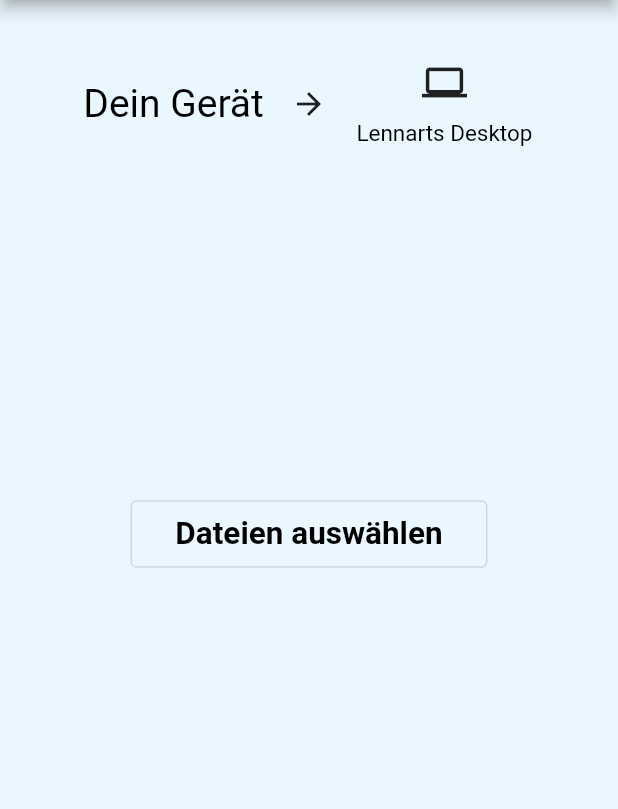
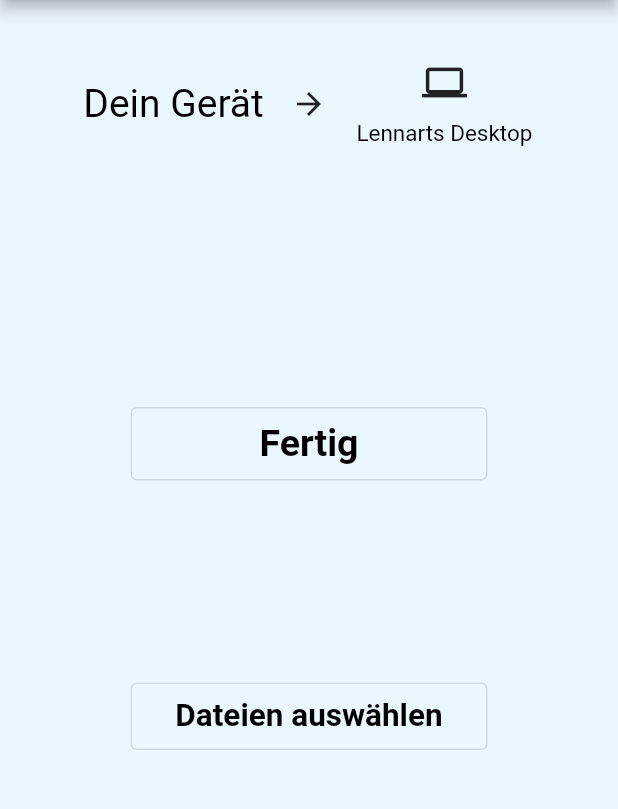
Before and after one commit to szettl135/share2desktop, a Flutter app: the screen it shows after launch, after a tap on "Lennarts Desktop", on a phone screen of 412 x 824 dp, the part 84-893 px from its top. Run offline on Flutter 3.47's test engine with Material 2 defaults, Android fonts, the phone set to English and light mode, and no system bars; drawn by our look-alikes of auto_size_text; our stand-ins replace adaptive_theme, device_info_plus, file_picker, qr_flutter; missing offline and left inert: platform_device_id; Roboto replaces fonts that are missing (Arial).

```diff
--- a/lib/chooseFiles.dart
+++ b/lib/chooseFiles.dart
@@ -2,6 +2,7 @@
 import 'package:auto_size_text/auto_size_text.dart';
 import 'package:flutter/material.dart';
 import 'package:share2desktop/receiveFiles.dart';
+import 'package:file_picker/file_picker.dart';
 
 
 import 'package:flutter/foundation.dart';
@@ -19,6 +20,23 @@ class ChooseFiles extends StatefulWidget {
 class _ChooseFiles extends State<ChooseFiles> {
 
 var devicesGroup = AutoSizeGroup();
+
+  void _pickFile() async {
+
+    // opens storage to pick files and the picked file or files
+    // are assigned into result and if no file is chosen result is null.
+    // you can also toggle "allowMultiple" true or false depending on your need
+    final result = await FilePicker.platform.pickFiles(allowMultiple: false);
+
+    // if no file is picked
+    if (result == null) return;
+
+    // we will log the name, size and path of the
+    // first picked file (if multiple are selected)
+    print(result.files.first.name);
+    print(result.files.first.size);
+    print(result.files.first.path);
+  }
 
    @override
   Widget build(BuildContext context) {
@@ -82,6 +100,12 @@ var devicesGroup = AutoSizeGroup();
                   },child: Container(alignment: Alignment.center, padding: EdgeInsets.all(10),
 
                     width: MediaQuery.of(context).size.width * 0.5,
+                    child: AutoSizeText("Fertig", maxLines: 1, textAlign: TextAlign.center, overflow: TextOverflow.ellipsis, minFontSize: 5, maxFontSize: 30, stepGranularity: 1, style: Theme.of(context).textTheme.headline3 ))
+                    ),
+        Spacer(flex:1),
+        OutlinedButton(onPressed: _pickFile ,child: Container(alignment: Alignment.center, padding: EdgeInsets.all(10),
+
+                    width: MediaQuery.of(context).size.width * 0.5,
                     child: AutoSizeText("Dateien auswählen", maxLines: 1, textAlign: TextAlign.center, overflow: TextOverflow.ellipsis, minFontSize: 5, maxFontSize: 30, stepGranularity: 1, style: Theme.of(context).textTheme.headline3 ))
                     ),
         Spacer(flex:2)
--- a/pubspec.yaml
+++ b/pubspec.yaml
@@ -45,6 +45,7 @@ dependencies:
   url_launcher:
   device_info_plus: ^3.1.1
   adaptive_theme: ^2.3.0
+  file_picker: ^4.2.8
   flutter_localizations:
     sdk: flutter
 
```
Also changed, not shown: pubspec.lock.
